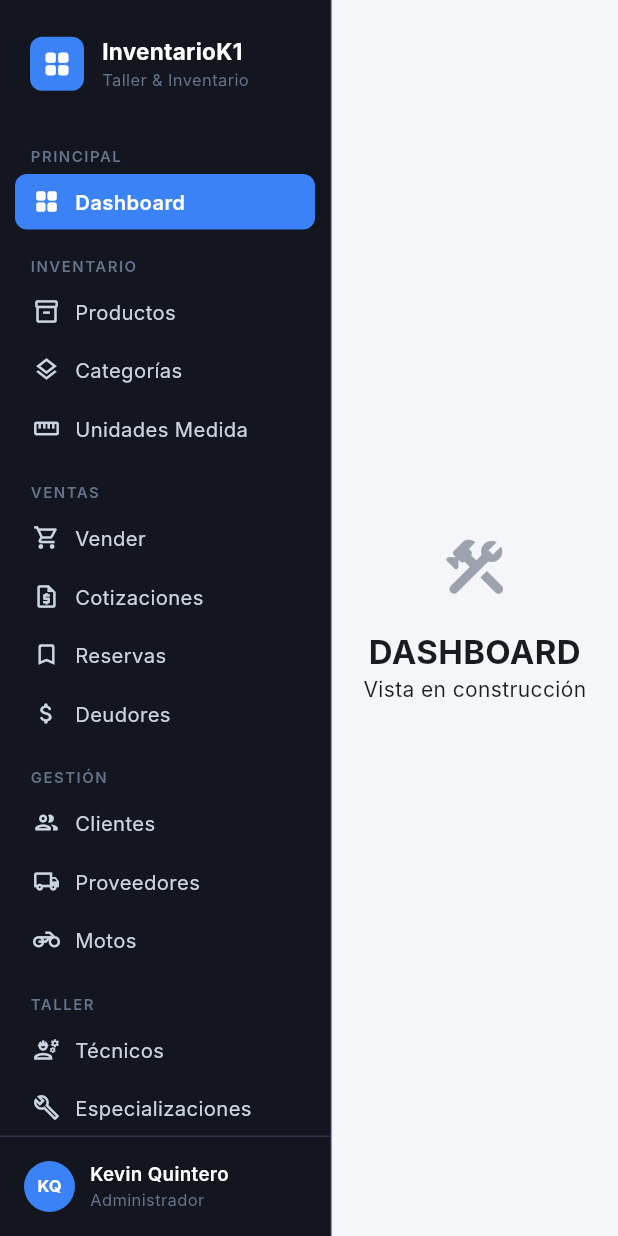
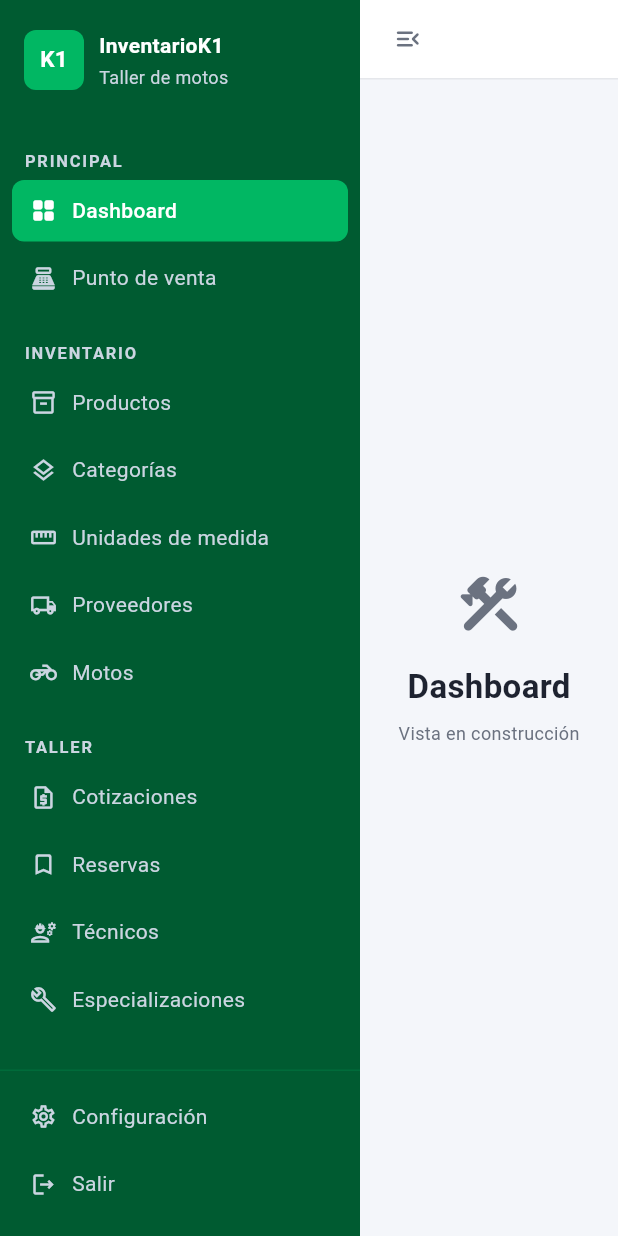
Before and after one commit to Kevin7908/Inventario-K1, a Flutter app: the screen it shows after launch, on a phone screen of 412 x 824 dp. Run offline on Flutter 3.47's test engine with Material 3 defaults, Android fonts, the phone set to English and light mode, and no system bars; our stand-ins replace drift, equatable, file_picker, flutter_riverpod, get_it; missing offline and left inert: bcrypt, mailer; accounts and stored records are empty; generated files the repository leaves out were written again; Roboto replaces fonts that are missing (GeneralSans, Inter).

Commit message:
feat: crear layout principal con sidebar colapsable
- Agregar LayoutPrincipal como nuevo app shell (sidebar + IndexedStack)
- Sidebar con AnimatedContainer para colapsar/expandir con animación 220ms
- Botón toggle en TopBar con ícono menu_open/menu
- Mapear 13 vistas existentes a secciones del nuevo BarraLateral
- Migrar main.dart a LayoutPrincipal y tokens de share2

```diff
--- /dev/null
+++ b/lib/frontend/layout/layout_principal.dart
@@ -0,0 +1,292 @@
+import 'package:flutter/material.dart';
+
+import '../features/categorias/vista/categorias_vistas.dart';
+import '../features/clientes/vista/cliente_vista.dart';
+import '../features/cotizaciones/vista/cotizaciones_vista.dart';
+import '../features/deudores/vista/deudores_vista.dart';
+import '../features/especializacion/vista/especializacion_vista.dart';
+import '../features/motos/vista/motos_vista.dart';
+import '../features/productos/vista/producto_vista.dart';
+import '../features/proveedores/vista/proveedores_vista.dart';
+import '../features/reservas/vista/reservas_vista.dart';
+import '../features/tecnicos/vista/tecnico_vista.dart';
+import '../features/unidades_medida/vista/unidad_medida_vista.dart';
+import '../features/ventas/principal/vista/venta_vista.dart';
+import '../share2/nav/barra_lateral.dart';
+import '../share2/nav/item_nav_dato.dart';
+import '../share2/nav/seccion_nav_dato.dart';
+import '../share2/temas/colores_app.dart';
+import '../share2/temas/tipografia_app.dart';
+
+class LayoutPrincipal extends StatefulWidget {
+  const LayoutPrincipal({super.key});
+
+  @override
+  State<LayoutPrincipal> createState() => _LayoutPrincipalState();
+}
+
+class _LayoutPrincipalState extends State<LayoutPrincipal> {
+  bool _sidebarExpandido = true;
+  int _indiceActivo = 0;
+
+  // Orden paralelo al IndexedStack — si se agrega una vista, va en ambos lugares
+  static const List<String> _rutas = [
+    '/dashboard',
+    '/venta',
+    '/productos',
+    '/categorias',
+    '/unidades-medida',
+    '/proveedores',
+    '/motos',
+    '/cotizaciones',
+    '/reservas',
+    '/tecnicos',
+    '/especializaciones',
+    '/clientes',
+    '/deudores',
+  ];
+
+  String get _rutaActiva => _rutas[_indiceActivo];
+
+  void _navegar(String ruta) {
+    final idx = _rutas.indexOf(ruta);
+    if (idx >= 0) setState(() => _indiceActivo = idx);
+  }
+
+  List<SeccionNavDato> get _secciones => [
+        SeccionNavDato(
+          titulo: 'Principal',
+          items: [
+            ItemNavDato(
+              icono: Icons.grid_view_rounded,
+              etiqueta: 'Dashboard',
+              ruta: '/dashboard',
+              alPresionar: () => _navegar('/dashboard'),
+            ),
+            ItemNavDato(
+              icono: Icons.point_of_sale_outlined,
+              etiqueta: 'Punto de venta',
+              ruta: '/venta',
+              alPresionar: () => _navegar('/venta'),
+            ),
+          ],
+        ),
+        SeccionNavDato(
+          titulo: 'Inventario',
+          items: [
+            ItemNavDato(
+              icono: Icons.inventory_2_outlined,
+              etiqueta: 'Productos',
+              ruta: '/productos',
+              alPresionar: () => _navegar('/productos'),
+            ),
+            ItemNavDato(
+              icono: Icons.layers_outlined,
+              etiqueta: 'Categorías',
+              ruta: '/categorias',
+              alPresionar: () => _navegar('/categorias'),
+            ),
+            ItemNavDato(
+              icono: Icons.straighten_outlined,
+              etiqueta: 'Unidades de medida',
+              ruta: '/unidades-medida',
+              alPresionar: () => _navegar('/unidades-medida'),
+            ),
+            ItemNavDato(
+              icono: Icons.local_shipping_outlined,
+              etiqueta: 'Proveedores',
+              ruta: '/proveedores',
+              alPresionar: () => _navegar('/proveedores'),
+            ),
+            ItemNavDato(
+              icono: Icons.motorcycle_outlined,
+              etiqueta: 'Motos',
+              ruta: '/motos',
+              alPresionar: () => _navegar('/motos'),
+            ),
+          ],
+        ),
+        SeccionNavDato(
+          titulo: 'Taller',
+          items: [
+            ItemNavDato(
+              icono: Icons.request_quote_outlined,
+              etiqueta: 'Cotizaciones',
+              ruta: '/cotizaciones',
+              alPresionar: () => _navegar('/cotizaciones'),
+            ),
+            ItemNavDato(
+              icono: Icons.bookmark_outline_rounded,
+              etiqueta: 'Reservas',
+              ruta: '/reservas',
+              alPresionar: () => _navegar('/reservas'),
+            ),
+            ItemNavDato(
+              icono: Icons.engineering_outlined,
+              etiqueta: 'Técnicos',
+              ruta: '/tecnicos',
+              alPresionar: () => _navegar('/tecnicos'),
+            ),
+            ItemNavDato(
+              icono: Icons.build_outlined,
+              etiqueta: 'Especializaciones',
+              ruta: '/especializaciones',
+              alPresionar: () => _navegar('/especializaciones'),
+            ),
+          ],
+        ),
+        SeccionNavDato(
+          titulo: 'Clientes',
+          items: [
+            ItemNavDato(
+              icono: Icons.people_outline_rounded,
+              etiqueta: 'Clientes',
+              ruta: '/clientes',
+              alPresionar: () => _navegar('/clientes'),
+            ),
+            ItemNavDato(
+              icono: Icons.attach_money_rounded,
+              etiqueta: 'Cuentas por cobrar',
+              ruta: '/deudores',
+              alPresionar: () => _navegar('/deudores'),
+            ),
+          ],
+        ),
+      ];
+
+  List<ItemNavDato> get _itemsInferiores => [
+        ItemNavDato(
+          icono: Icons.settings_outlined,
+          etiqueta: 'Configuración',
+          ruta: '/configuracion',
+          alPresionar: () {},
+        ),
+        ItemNavDato(
+          icono: Icons.logout_outlined,
+          etiqueta: 'Salir',
+          ruta: '',
+          alPresionar: () {},
+        ),
+      ];
+
+  @override
+  Widget build(BuildContext context) {
+    return Scaffold(
+      backgroundColor: ColoresApp.bgApp,
+      body: Row(
+        children: [
+          // ── Sidebar con animación de colapso ──────────────────────────────
+          ClipRect(
+            child: AnimatedContainer(
+              duration: const Duration(milliseconds: 220),
+              curve: Curves.easeInOut,
+              width: _sidebarExpandido ? 240.0 : 0.0,
+              child: OverflowBox(
+                maxWidth: 240,
+                alignment: Alignment.centerLeft,
+                child: SizedBox(
+                  width: 240,
+                  child: BarraLateral(
+                    secciones: _secciones,
+                    itemsInferiores: _itemsInferiores,
+                    rutaActiva: _rutaActiva,
+                  ),
+                ),
+              ),
+            ),
+          ),
+
+          // ── Área de contenido ─────────────────────────────────────────────
+          Expanded(
+            child: Column(
+              children: [
+                _TopBar(
+                  sidebarExpandido: _sidebarExpandido,
+                  alToggle: () => setState(
+                    () => _sidebarExpandido = !_sidebarExpandido,
+                  ),
+                ),
+                const Divider(height: 1, thickness: 1, color: ColoresApp.border),
+                Expanded(
+                  child: IndexedStack(
+                    index: _indiceActivo,
+                    children: const [
+                      _PlaceholderVista(etiqueta: 'Dashboard'),
+                      VentasVista(),
+                      ProductosVista(),
+                      CategoriasVista(),
+                      UnidadesMedidaVista(),
+                      ProveedoresVista(),
+                      MotosVista(),
+                      CotizacionesVista(),
+                      ReservasVista(),
+                      TecnicosVista(),
+                      EspecializacionesVista(),
+                      ClientesVista(),
+                      DeudoresVista(),
+                    ],
+                  ),
+                ),
+              ],
+            ),
+          ),
+        ],
+      ),
+    );
+  }
+}
+
+class _TopBar extends StatelessWidget {
+  const _TopBar({required this.sidebarExpandido, required this.alToggle});
+
+  final bool sidebarExpandido;
+  final VoidCallback alToggle;
+
+  @override
+  Widget build(BuildContext context) {
+    return Container(
+      height: 52,
+      color: ColoresApp.bgCard,
+      padding: const EdgeInsets.symmetric(horizontal: 8),
+      child: Row(
+        children: [
+          IconButton(
+            tooltip: sidebarExpandido ? 'Ocultar menú' : 'Mostrar menú',
+            icon: Icon(
+              sidebarExpandido ? Icons.menu_open_rounded : Icons.menu_rounded,
+              size: 20,
+              color: ColoresApp.textSecondary,
+            ),
+            onPressed: alToggle,
+          ),
+        ],
+      ),
+    );
+  }
+}
+
+class _PlaceholderVista extends StatelessWidget {
+  const _PlaceholderVista({required this.etiqueta});
+
+  final String etiqueta;
+
+  @override
+  Widget build(BuildContext context) {
+    return Center(
+      child: Column(
+        mainAxisAlignment: MainAxisAlignment.center,
+        children: [
+          const Icon(
+            Icons.construction_rounded,
+            size: 48,
+            color: ColoresApp.textSecondary,
+          ),
+          const SizedBox(height: 16),
+          Text(etiqueta, style: TipografiaApp.heading2),
+          const SizedBox(height: 8),
+          Text('Vista en construcción', style: TipografiaApp.caption),
+        ],
+      ),
+    );
+  }
+}
--- a/lib/main.dart
+++ b/lib/main.dart
@@ -1,7 +1,7 @@
 import 'package:flutter/material.dart';
 import 'package:flutter_riverpod/flutter_riverpod.dart';
-import 'package:inventario_k1/frontend/share/nav/navegacion.dart';
-import 'package:inventario_k1/frontend/share/temas/colores_app.dart';
+import 'package:inventario_k1/frontend/layout/layout_principal.dart';
+import 'package:inventario_k1/frontend/share2/temas/colores_app.dart';
 
 import 'backend/share/database/locator.dart';
 
@@ -26,12 +26,12 @@ class MainApp extends StatelessWidget {
       title: 'InventarioK1',
       debugShowCheckedModeBanner: false,
       theme: ThemeData(
-        colorScheme: ColorScheme.fromSeed(seedColor: ColoresApp.primary),
-        fontFamily: 'Inter',
-        scaffoldBackgroundColor: ColoresApp.bgContent,
+        colorScheme: ColorScheme.fromSeed(seedColor: ColoresApp.goGreen),
+        fontFamily: 'GeneralSans',
+        scaffoldBackgroundColor: ColoresApp.bgApp,
         useMaterial3: true,
       ),
-      home: const Navegacion(),
+      home: const LayoutPrincipal(),
     );
   }
 }
```
Also changed, not shown: 1 other file.
